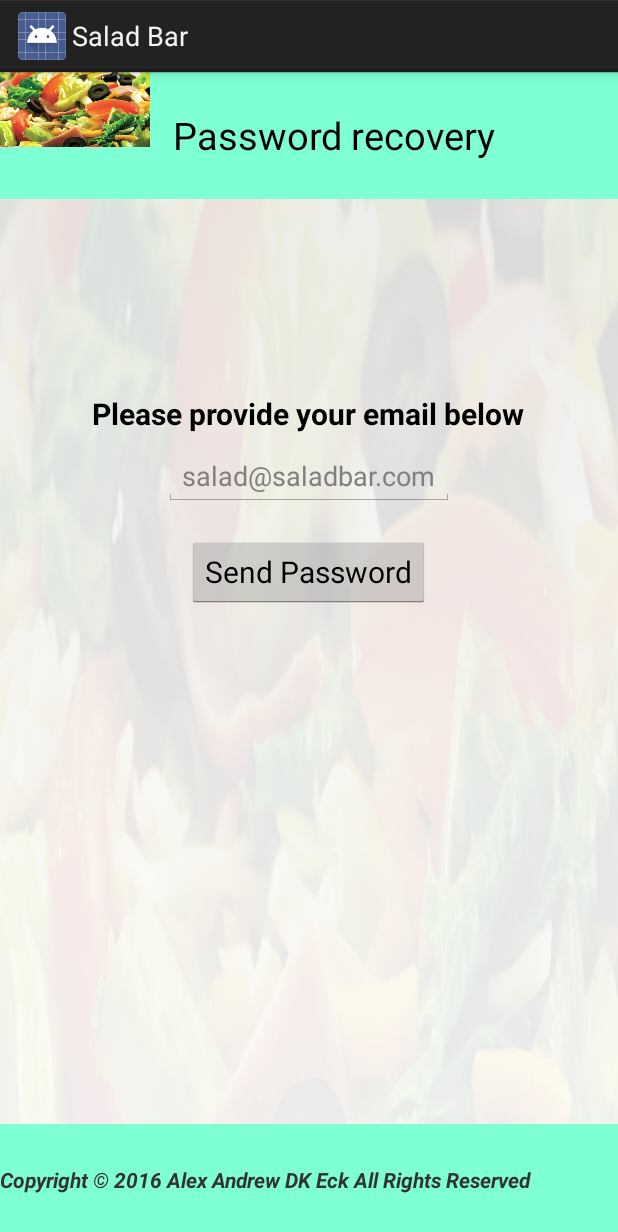
After one commit to dk2823/SemesterProject, an Android app: the layout pw_recovery.xml on its own in the app's theme, with its tools: preview values and no code run, on a phone screen of 412 x 824 dp. The commit adds this screen. Shown: the top 1232 px of the screen. Run offline under Robolectric (Android 15) with nearby library versions, the phone set to English and light mode, and no system bars.

Commit message:
11/15/2016 9:41am

```diff
--- a/app/src/main/AndroidManifest.xml
+++ b/app/src/main/AndroidManifest.xml
@@ -8,7 +8,8 @@
         android:label="@string/app_name"
         android:supportsRtl="true"
         android:theme="@style/AppTheme">
-        <activity android:name=".MainActivity">
+        <activity android:name=".MainActivity"
+            android:screenOrientation="portrait">
             <intent-filter>
                 <action android:name="android.intent.action.MAIN" />
 
@@ -17,7 +18,8 @@
         </activity>
         <activity
             android:name=".RegisterActivity"
-            android:label="Register">
+            android:label="Register"
+            android:screenOrientation="portrait">
 
         </activity>
     </application>
--- /dev/null
+++ b/app/src/main/java/com/example/dk/semesterproject/PasswordRecoveryActivity.java
@@ -0,0 +1,18 @@
+package com.example.dk.semesterproject;
+
+import android.app.Activity;
+import android.os.Bundle;
+import android.widget.Button;
+
+/**
+ * Activity that allows the user to recover his/her password
+ */
+
+public class PasswordRecoveryActivity extends Activity {
+    private Button mSendPasswordButton
+
+    @Override
+    protected void onCreate(Bundle savedInstanceState) {
+        super.onCreate(savedInstanceState);
+    }
+}
--- a/app/src/main/res/layout/activity_main.xml
+++ b/app/src/main/res/layout/activity_main.xml
@@ -116,8 +116,7 @@
         android:layout_marginTop="70dp"
         android:layout_weight="1"
         android:background="@color/background_color"
-        android:orientation="horizontal"
-        android:layout_alignParentBottom="true">
+        android:orientation="horizontal">
 
         <TextView
             android:layout_width="wrap_content"
--- /dev/null
+++ b/app/src/main/res/layout/pw_recovery.xml
@@ -0,0 +1,95 @@
+<?xml version="1.0" encoding="utf-8"?>
+<LinearLayout xmlns:android="http://schemas.android.com/apk/res/android"
+    android:orientation="vertical"
+    android:layout_width="match_parent"
+    android:layout_height="match_parent"
+    android:background="@drawable/background">
+
+    <LinearLayout
+        android:layout_width="match_parent"
+        android:layout_height="30dp"
+        android:layout_weight="1"
+        android:orientation="horizontal"
+        android:background="@color/background_color">
+
+        <ImageView
+            android:id="@+id/logo"
+            android:layout_width="100dp"
+            android:layout_height="50dp"
+            android:src="@drawable/salad" />
+
+        <TextView
+            android:layout_width="wrap_content"
+            android:layout_height="wrap_content"
+            android:text="Password recovery"
+            android:textSize="25sp"
+            android:textColor="#000000"
+            android:layout_gravity="center"
+            android:paddingStart="15dp"/>
+    </LinearLayout>
+
+    <LinearLayout
+        android:layout_width="match_parent"
+        android:layout_height="wrap_content"
+        android:layout_weight="5"
+        android:orientation="vertical">
+
+        <TextView
+            android:id="@+id/passwordRecoveryStatus"
+            android:layout_width="wrap_content"
+            android:layout_height="wrap_content"
+            android:layout_gravity="center"
+            android:textColor="#A52A2A"
+            android:textStyle="bold|italic"
+            android:paddingTop="20dp"/>
+
+        <TextView
+            android:layout_width="wrap_content"
+            android:layout_height="wrap_content"
+            android:layout_gravity="center"
+            android:textStyle="bold"
+            android:paddingTop="90dp"
+            android:textColor="#000000"
+            android:textSize="20sp"
+            android:text="Please provide your email below"/>
+
+        <EditText
+            android:id="@+id/email_for_recovery"
+            android:layout_width="wrap_content"
+            android:layout_height="wrap_content"
+            android:inputType="textEmailAddress"
+            android:layout_gravity="center"
+            android:paddingTop="15dp"
+            android:hint="salad@saladbar.com"/>
+
+        <Button
+            android:id="@+id/emailButton"
+            android:layout_width="wrap_content"
+            android:layout_height="wrap_content"
+            android:textSize="20sp"
+            android:textColor="@color/features"
+            android:text="Send Password"
+            android:layout_gravity="center"
+            android:layout_marginTop="20dp"/>
+
+    </LinearLayout>
+
+    <LinearLayout
+        android:layout_width="match_parent"
+        android:layout_height="wrap_content"
+        android:layout_marginTop="70dp"
+        android:layout_weight="1"
+        android:background="@color/background_color"
+        android:orientation="horizontal">
+
+        <TextView
+            android:layout_width="wrap_content"
+            android:layout_height="wrap_content"
+            android:layout_gravity="center_vertical"
+            android:textStyle="bold|italic"
+            android:text="@string/footer"/>
+
+
+    </LinearLayout>
+
+</LinearLayout>
```
